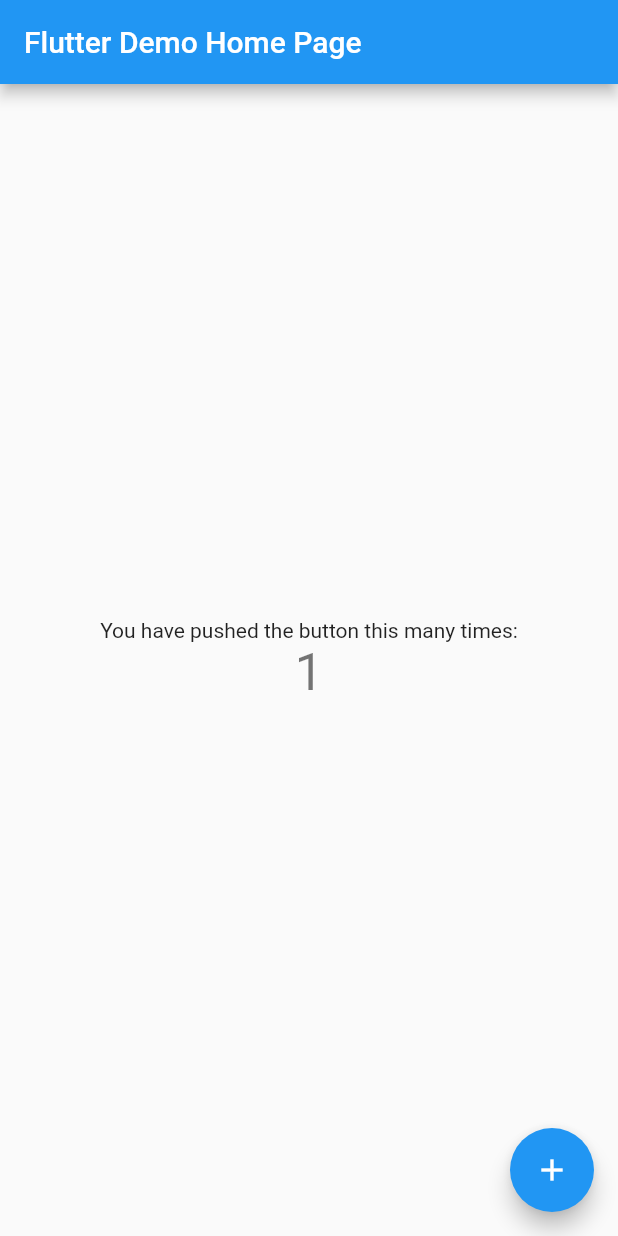
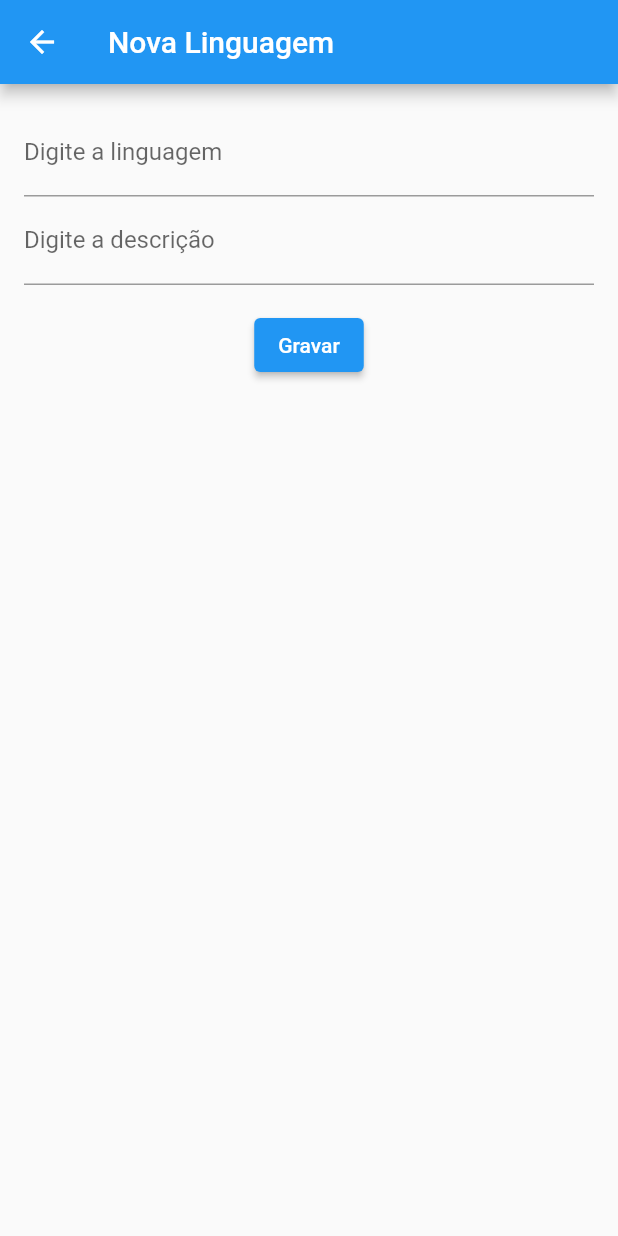
Before and after one commit to brunotfarsura/flutter_states_widgets_routes, a Flutter app: the screen it shows after launch, after a tap on the "add" icon, on a phone screen of 412 x 824 dp. Run offline on Flutter 3.47's test engine with Material 2 defaults, Android fonts, the phone set to English and light mode, and no system bars; our stand-ins replace flutter_svg.

Commit message:
aula 1: widgets, states, rotas

```diff
--- /dev/null
+++ b/lib/customs/item_list.dart
@@ -0,0 +1,19 @@
+import 'package:flutter/material.dart';
+
+Widget getPWAOption = const Card(
+    child: ListTile(
+      leading: Icon(Icons.phone_forwarded),
+      title: Text("Ionic"),
+      subtitle: Text("Linguagens Javascript e Typescript"),
+    ),
+);
+
+Widget getItemList(String title, String subtitle, IconData iconData){
+  return Card(
+    child: ListTile(
+      leading: Icon(iconData), //verificar o valor caso nulo.
+      title: Text(title),
+      subtitle: Text(subtitle),
+    ),
+  );
+}
--- a/lib/main.dart
+++ b/lib/main.dart
@@ -1,4 +1,9 @@
 import 'package:flutter/material.dart';
+import 'package:flutter_states_widgets_routes/customs/item_list.dart';
+import 'package:flutter_states_widgets_routes/models/language.dart';
+import 'package:flutter_svg/flutter_svg.dart';
+
+import 'screens/AddLanguage.dart';
 
 void main() {
   runApp(const MyApp());
@@ -13,103 +18,91 @@ class MyApp extends StatelessWidget {
     return MaterialApp(
       title: 'Flutter Demo',
       theme: ThemeData(
-        // This is the theme of your application.
-        //
-        // Try running your application with "flutter run". You'll see the
-        // application has a blue toolbar. Then, without quitting the app, try
-        // changing the primarySwatch below to Colors.green and then invoke
-        // "hot reload" (press "r" in the console where you ran "flutter run",
-        // or simply save your changes to "hot reload" in a Flutter IDE).
-        // Notice that the counter didn't reset back to zero; the application
-        // is not restarted.
         primarySwatch: Colors.blue,
       ),
-      home: const MyHomePage(title: 'Flutter Demo Home Page'),
+      home: const MyHomePage(),
+      initialRoute: "/home",
+      routes: {
+        "/home" : (context) => const MyHomePage(),
+        "/add" : (context) => AddLanguage()
+      },
     );
   }
 }
 
 class MyHomePage extends StatefulWidget {
-  const MyHomePage({Key? key, required this.title}) : super(key: key);
-
-  // This widget is the home page of your application. It is stateful, meaning
-  // that it has a State object (defined below) that contains fields that affect
-  // how it looks.
-
-  // This class is the configuration for the state. It holds the values (in this
-  // case the title) provided by the parent (in this case the App widget) and
-  // used by the build method of the State. Fields in a Widget subclass are
-  // always marked "final".
-
-  final String title;
+  const MyHomePage({Key? key}) : super(key: key);
 
   @override
   State<MyHomePage> createState() => _MyHomePageState();
 }
 
 class _MyHomePageState extends State<MyHomePage> {
-  int _counter = 0;
 
-  void _incrementCounter() {
-    setState(() {
-      // This call to setState tells the Flutter framework that something has
-      // changed in this State, which causes it to rerun the build method below
-      // so that the display can reflect the updated values. If we changed
-      // _counter without calling setState(), then the build method would not be
-      // called again, and so nothing would appear to happen.
-      _counter++;
-    });
+  List<bool> selects = [false,false,false,false,false,false];
+
+List<Language> languages = [
+  Language("Android Nativo", "Linguagens C, Java, Kotlin"),
+  Language("Ionic", "Linguagens Javascript e Typescript"),
+  Language("iOS Nativo", "Linguagens Objective-C e Swift"),
+  Language("Flutter", "Linguagem DART"),
+  Language("React Native", "Linguagens Javascript e Typescript"),
+  Language("Ionic", "Linguagens Javascript e Typescript"),
+];
+
+  List<Widget> buildChoices(){
+    return languages.map((language) => ChoiceChip(
+      label: Text(language.title),
+      selected: language.selected,
+      onSelected: (value) {
+        setState(() {
+          language.selected = value;
+        });
+      }
+    )).toList();
   }
 
   @override
   Widget build(BuildContext context) {
-    // This method is rerun every time setState is called, for instance as done
-    // by the _incrementCounter method above.
-    //
-    // The Flutter framework has been optimized to make rerunning build methods
-    // fast, so that you can just rebuild anything that needs updating rather
-    // than having to individually change instances of widgets.
     return Scaffold(
       appBar: AppBar(
-        // Here we take the value from the MyHomePage object that was created by
-        // the App.build method, and use it to set our appbar title.
-        title: Text(widget.title),
+        title: const Text("Escolha de linguagens"),
+        actions: [
+          IconButton(
+            onPressed: _goToNewLanguage,
+            icon: const Icon(Icons.add))
+        ],
       ),
-      body: Center(
-        // Center is a layout widget. It takes a single child and positions it
-        // in the middle of the parent.
-        child: Column(
-          // Column is also a layout widget. It takes a list of children and
-          // arranges them vertically. By default, it sizes itself to fit its
-          // children horizontally, and tries to be as tall as its parent.
-          //
-          // Invoke "debug painting" (press "p" in the console, choose the
-          // "Toggle Debug Paint" action from the Flutter Inspector in Android
-          // Studio, or the "Toggle Debug Paint" command in Visual Studio Code)
-          // to see the wireframe for each widget.
-          //
-          // Column has various properties to control how it sizes itself and
-          // how it positions its children. Here we use mainAxisAlignment to
-          // center the children vertically; the main axis here is the vertical
-          // axis because Columns are vertical (the cross axis would be
-          // horizontal).
-          mainAxisAlignment: MainAxisAlignment.center,
-          children: <Widget>[
-            const Text(
-              'You have pushed the button this many times:',
-            ),
-            Text(
-              '$_counter',
-              style: Theme.of(context).textTheme.headline4,
-            ),
-          ],
-        ),
-      ),
-      floatingActionButton: FloatingActionButton(
-        onPressed: _incrementCounter,
-        tooltip: 'Increment',
-        child: const Icon(Icons.add),
-      ), // This trailing comma makes auto-formatting nicer for build methods.
+      body: Column(
+        children: <Widget>[
+          Wrap(
+            spacing: 10,
+            children: buildChoices(),
+          ),
+          Expanded(child:
+            ListView(children: buildListItens())
+          )
+        ],
+      )
     );
   }
+
+  void _goToNewLanguage(){
+    Future future = Navigator.pushNamed(context, "/add");
+    future.then((language) => {
+      setState((){
+        languages.add(language);
+      })
+    });
+  }
+
+   List<Widget> buildListItens(){
+  return languages.where((language) => language.selected)
+          .map((language) => getItemList(language.title, language.subtitle,
+          language.icon != null ? language.icon! : Icons.blur_circular))
+          .toList();
 }
+
+//final Widget reactSvg = SvgPicture.asset('images/react.svg');
+
+}
--- /dev/null
+++ b/lib/models/Language.dart
@@ -0,0 +1,10 @@
+import 'package:flutter/material.dart';
+
+class Language{
+  final String title;
+  final String subtitle;
+  IconData? icon;
+  bool selected = false;
+
+  Language(this.title, this.subtitle);
+}
--- /dev/null
+++ b/lib/screens/AddLanguage.dart
@@ -0,0 +1,59 @@
+import 'package:flutter/material.dart';
+import 'package:flutter_states_widgets_routes/models/Language.dart';
+
+class AddLanguage extends StatelessWidget {
+  AddLanguage({Key? key}) : super(key: key);
+
+  final _formKey = GlobalKey<FormState>();
+  final TextEditingController _titleController = TextEditingController();
+  final TextEditingController _subTitleController = TextEditingController();
+
+  @override
+  Widget build(BuildContext context) {
+    const padding = EdgeInsets.all(16);
+    return Scaffold(
+      appBar: AppBar(title: const Text("Nova Linguagem")),
+      body: Padding(
+        padding: padding,
+        child: Form(
+          key: _formKey,
+          child: Column(children: [
+            TextFormField(
+              decoration: const InputDecoration(
+                hintText: "Digite a linguagem",
+                labelText: "Digite a linguagem"
+              ),
+              controller: _titleController,
+              validator: (value){
+                if(value == null || value.isEmpty){
+                  return "Insira o nome da linguagem";
+                }
+                return null;
+              }),
+            TextFormField(
+              decoration: const InputDecoration(
+                hintText: "Digite a descrição",
+                labelText: "Digite a descrição"
+              ),
+              controller: _subTitleController,
+              validator: (value){
+                if(value == null || value.isEmpty){
+                  return "Insira a descrição";
+                }
+                return null;
+              }),
+              Padding(padding: padding,
+              child: ElevatedButton(
+                child: const Text("Gravar"),
+                onPressed: (){
+                  if(_formKey.currentState!.validate()){
+                    Language language = Language(_titleController.text, _subTitleController.text);
+                    Navigator.pop(context, language);
+                  }
+                }
+              ))
+          ]),
+        )
+    ));
+  }
+}
--- a/pubspec.yaml
+++ b/pubspec.yaml
@@ -34,6 +34,7 @@ dependencies:
   # The following adds the Cupertino Icons font to your application.
   # Use with the CupertinoIcons class for iOS style icons.
   cupertino_icons: ^1.0.2
+  flutter_svg: ^1.0.3
 
 dev_dependencies:
   flutter_test:
@@ -58,9 +59,8 @@ flutter:
   uses-material-design: true
 
   # To add assets to your application, add an assets section, like this:
-  # assets:
-  #   - images/a_dot_burr.jpeg
-  #   - images/a_dot_ham.jpeg
+  assets:
+    - images/
 
   # An image asset can refer to one or more resolution-specific "variants", see
   # https://flutter.dev/assets-and-images/#resolution-aware
```
Also changed, not shown: images/apple.svg (added), images/react.svg (added), pubspec.lock, 1 other file.
